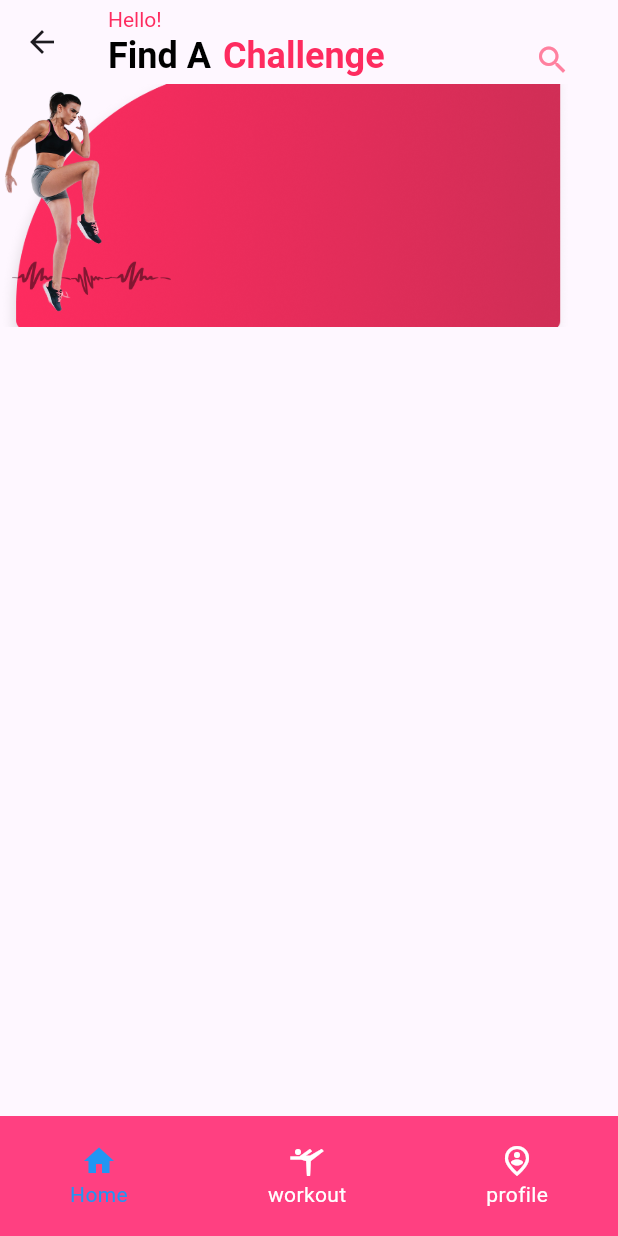
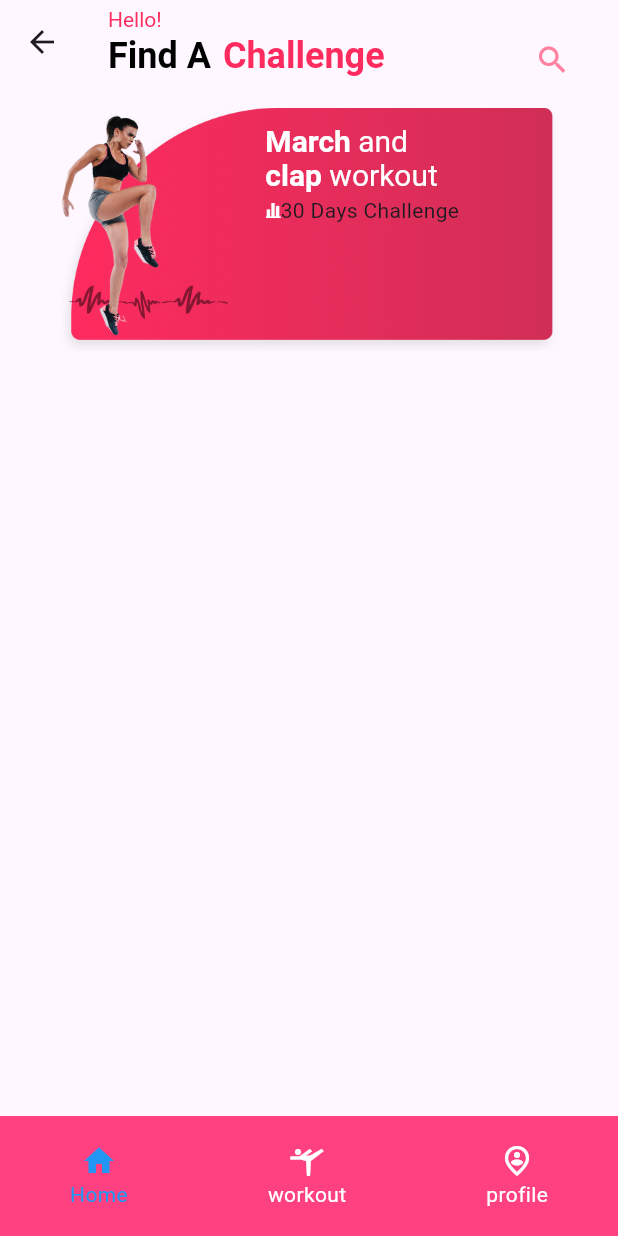
Before and after one commit to MUHIBULLAH0/flutterbasic, a Flutter app: the RootScreen screen opened directly, on a phone screen of 412 x 824 dp. Run offline on Flutter 3.47's test engine with Material 3 defaults, Android fonts, the phone set to English and light mode, and no system bars; Roboto replaces fonts that are missing (Poppins).

```diff
--- a/lib/main.dart
+++ b/lib/main.dart
@@ -1,14 +1,13 @@
 import 'package:fitness_app/main.dart';
 import 'package:fitness_app/ui/splash_screen.dart';
-import 'package:flutter/cupertino.dart';
 import 'package:flutter/material.dart';
 
 
 void main(){
-  runApp(homescreen());
+  runApp(HomeScreen());
 }
-class homescreen extends StatelessWidget {
-  const homescreen({super.key});
+class HomeScreen extends StatelessWidget {
+  const HomeScreen({super.key});
 
   @override
   Widget build(BuildContext context) {
--- a/lib/ui/screen/home/home.dart
+++ b/lib/ui/screen/home/home.dart
@@ -34,18 +34,51 @@ class home extends StatelessWidget {
           ],
         ),
       ),
-      body: Column(
+      body: Padding(
+        padding: const EdgeInsets.symmetric(horizontal: 8,vertical: 16),
+        child: Container(
+          margin: EdgeInsets.only(left: 30),
+          child: Column(
             children: [
               Container(
-
                 height:162 ,
                 width: 380,
-            child: Stack(
+                child: Row(
                   children: [
-                Image.asset("assets/icon_assets/homered.png",width:380,fit:BoxFit.cover),
+                    Stack(
+                      children: [
+                        Image.asset("assets/icon_assets/homered.png",width:336,fit:BoxFit.cover),
+                        Row(
+                          children: [
                             Container(
                               margin: EdgeInsets.only(bottom: 10),
                                 child: Image.asset("assets/icon_assets/fittness.png",)),
+                         Container(
+                           margin: EdgeInsets.only(top: 10),
+                           child: Column(
+                             mainAxisAlignment: MainAxisAlignment.start,
+                             crossAxisAlignment: CrossAxisAlignment.start,
+                             children: [
+                               RichText(text: TextSpan(style: TextStyle(fontSize: 20,fontWeight: FontWeight.w600,color: Colors.white),children: [
+                                   TextSpan(text: "     March"),
+                                   TextSpan(text: " and \n",style: TextStyle(fontWeight: FontWeight.w400)),
+                                   TextSpan(text: "     clap"),
+                                   TextSpan(text: " workout",style: TextStyle(fontWeight: FontWeight.w400)),
+                                 ]
+                                 )
+                                 ),
+                               SizedBox(height: 2,),
+                               Row(
+                                 children: [
+                                   SizedBox(width: 25,),
+                                   Container(
+                                     height: 10,
+                                     width: 10,
+                                     child: Image.asset("assets/icon_assets/graph.png"),
+                                   ),
+                                   Text("30 Days Challenge")
+                                 ],
+                               )
                              ],
                            ),
                          )
@@ -53,6 +86,17 @@ class home extends StatelessWidget {
                           ],
                         ),
 
+                      ],
+                    ),
+                  ],
+                ),
+              )
+
+            ],
+          ),
+        ),
+      ),
+
     );
   }
 }
--- a/lib/ui/screen/root/rootScreen.dart
+++ b/lib/ui/screen/root/rootScreen.dart
@@ -2,6 +2,8 @@ import 'package:fitness_app/ui/screen/home/home.dart';
 import 'package:fitness_app/ui/screen/profile/profile.dart';
 import 'package:fitness_app/ui/screen/workout/workout.dart';
 import 'package:flutter/material.dart';
+import 'package:provider/provider.dart';
+import 'package:fitness_app/ui/screen/root/root_screen_model.dart';
 
 class RootScreen extends StatefulWidget {
   const RootScreen({super.key});
@@ -11,16 +13,18 @@ class RootScreen extends StatefulWidget {
 }
 
 class _RootScreenState extends State<RootScreen> {
-  int selectindex=0;
- onclick(index){
-   setState(() {
-     selectindex=index;
-   });
- }
- List<Widget>Screen=[home(),workout(),Profile()];
+ //  int selectindex=0;
+ // onclick(index){
+ //   setState(() {
+ //     selectindex=index;
+ //   });
+ // }
+ // List<Widget>Screen=[home(),workout(),Profile()];
   @override
   Widget build(BuildContext context) {
-    return Scaffold(
+    return ChangeNotifierProvider(
+      create: (context) => RootModelView(),
+      child:Consumer<RootModelView>(builder:(context, value, child) => Scaffold(
        bottomNavigationBar: Container(
          height: 80,
          decoration: BoxDecoration(
@@ -38,41 +42,41 @@ class _RootScreenState extends State<RootScreen> {
 
              InkWell(
                onTap: (){
-               onclick(0);
+                 value.onclick(0);
                },
                child: Column(
                  mainAxisAlignment: MainAxisAlignment.center,
                  crossAxisAlignment: CrossAxisAlignment.center,
                  children: [
 
-                 Icon(Icons.home,color: selectindex==0?Colors.blue:Colors.white),
-                 Text("Home",style: TextStyle(color:selectindex==0?Colors.blue:Colors.white ),),
+                   Icon(Icons.home,color: value.selectindex  ==0?Colors.blue:Colors.white),
+                   Text("Home",style: TextStyle(color:value.selectindex==0?Colors.blue:Colors.white ),),
                  ],
                ),
              ),
              InkWell(
                onTap: (){
-               onclick(1);
+                 value.onclick(1);
                },
                child: Column(
                  mainAxisAlignment: MainAxisAlignment.center,
                  crossAxisAlignment: CrossAxisAlignment.center,
                  children: [
-                 Icon(Icons.sports_gymnastics,color: selectindex==1?Colors.blue:Colors.white),
-                 Text("workout",style: TextStyle(color:selectindex==1?Colors.blue:Colors.white ),),
+                   Icon(Icons.sports_gymnastics,color: value.selectindex==1?Colors.blue:Colors.white),
+                   Text("workout",style: TextStyle(color:value.selectindex==1?Colors.blue:Colors.white ),),
                  ],
                ),
              ),
              InkWell(
                onTap: (){
-               onclick(2);
+                 value.onclick(2);
                },
                child: Column(
                  mainAxisAlignment: MainAxisAlignment.center,
                  crossAxisAlignment: CrossAxisAlignment.center,
                  children: [
-                      Icon(Icons.person_pin_circle_outlined,color: selectindex==2?Colors.blue:Colors.white),
-                 Text("profile",style: TextStyle(color:selectindex==2?Colors.blue:Colors.white ),)
+                        Icon(Icons.person_pin_circle_outlined,color: value.selectindex==2?Colors.blue:Colors.white),
+                   Text("profile",style: TextStyle(color:value.selectindex==2?Colors.blue:Colors.white ),)
                  ],
                ),
              ),
@@ -81,7 +85,9 @@ class _RootScreenState extends State<RootScreen> {
 
          ),
        ),
-      body: Screen[selectindex],
+        body: value.Screen[value.selectindex],
+      ),
+      ),
     );
   }
 }
--- a/lib/ui/screen/root/root_screen_model.dart
+++ b/lib/ui/screen/root/root_screen_model.dart
@@ -0,0 +1,15 @@
+import 'package:fitness_app/ui/screen/home/home.dart';
+import 'package:fitness_app/ui/screen/profile/profile.dart';
+import 'package:fitness_app/ui/screen/workout/workout.dart';
+import 'package:flutter/widgets.dart';
+import 'package:fitness_app/ui/screen/root/rootScreen.dart';
+
+class RootModelView extends ChangeNotifier{
+  int selectindex=0;
+  onclick(index){
+    selectindex=index;
+    notifyListeners();
+  }
+
+List<Widget>Screen=[home(),workout(),Profile()];
+}
--- a/pubspec.yaml
+++ b/pubspec.yaml
@@ -34,6 +34,7 @@ dependencies:
   # The following adds the Cupertino Icons font to your application.
   # Use with the CupertinoIcons class for iOS style icons.
   cupertino_icons: ^1.0.8
+  provider: ^6.1.5+1
 
 dev_dependencies:
   flutter_test:
```
Also changed, not shown: lib/ui/screen/auth/signup.dart (+59 -34 lines), lib/ui/screen/auth/signup/signup_screen_model.dart (+60 -0 lines), pubspec.lock. Lines whose indentation alone changed are shown as unchanged.
